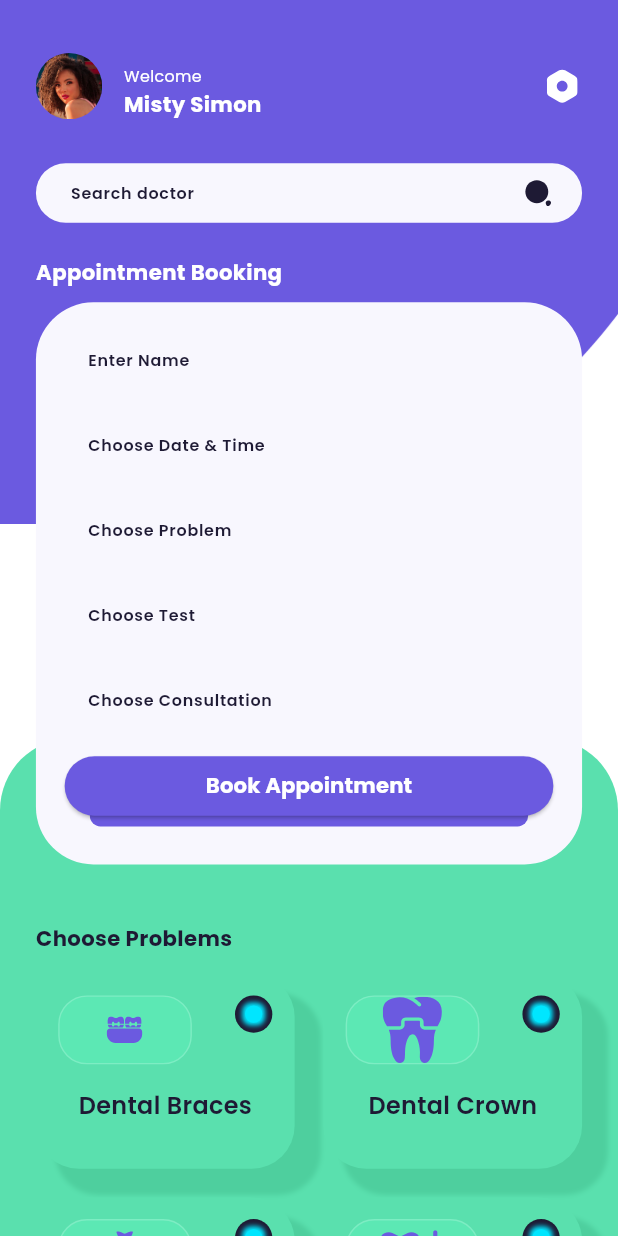
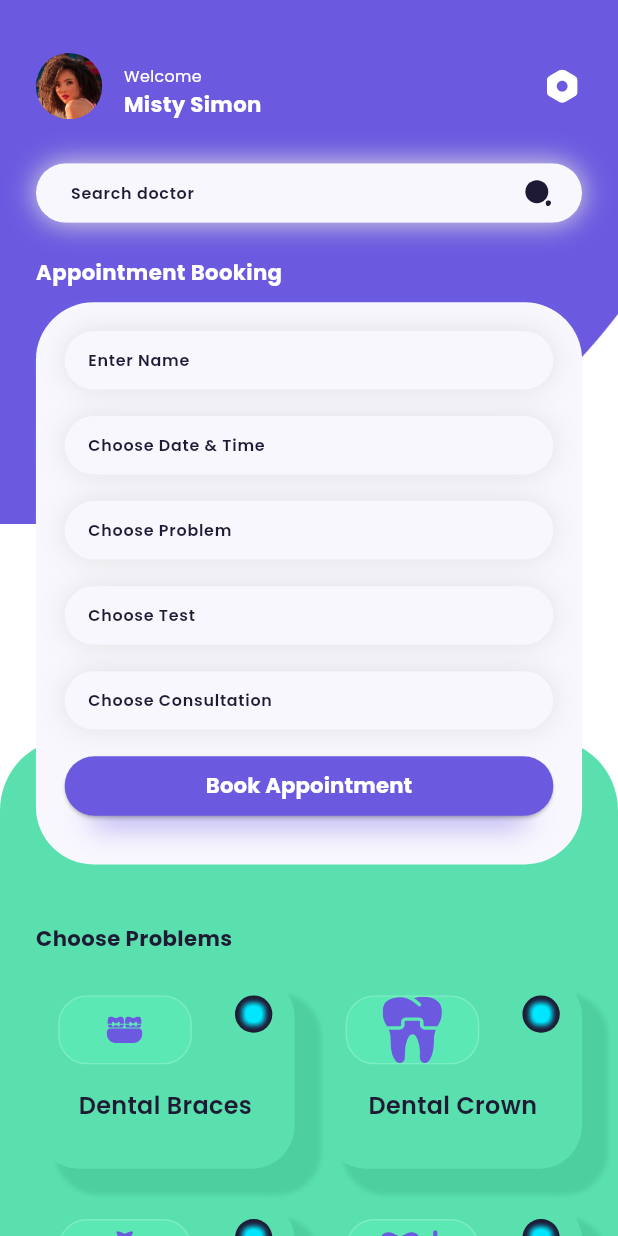
Before and after one commit to VasukiBhava/flutterapps, a Flutter app: the screen it shows after launch, on a phone screen of 412 x 824 dp. Run offline on Flutter 3.47's test engine with Material 3 defaults, Android fonts, the phone set to English and light mode, and no system bars; our stand-ins replace cached_network_image, connectivity_plus, equatable, flutter_bloc, flutter_svg, flutter_svg_provider and 2 more.

```diff
--- a/dentalApp/lib/presentation/home_screen/home_screen.dart
+++ b/dentalApp/lib/presentation/home_screen/home_screen.dart
@@ -399,10 +399,13 @@ class _HomeScreenState extends State<HomeScreen> {
                       height: 16.v,
                       width: 305.h,
                       decoration: BoxDecoration(
-                        color: theme.colorScheme.primary,
                         borderRadius: BorderRadius.circular(
                           152.h,
                         ),
+                        boxShadow:[  BoxShadow(
+                            color: theme.colorScheme.primary.withOpacity(0.5),
+                            blurRadius: 15
+                        ),]
                       ),
                     ),
                   ),
--- a/dentalApp/lib/widgets/custom_text_form_field.dart
+++ b/dentalApp/lib/widgets/custom_text_form_field.dart
@@ -117,6 +117,7 @@ class CustomTextFormField extends StatelessWidget {
               horizontal: 12.h,
               vertical: 13.v,
             ),
+
         fillColor: fillColor ?? appTheme.gray50,
         filled: filled,
         border: borderDecoration ??
@@ -126,14 +127,20 @@ class CustomTextFormField extends StatelessWidget {
                 borderSide: BorderSide.none,
               ),
               shadow: const BoxShadow(
-                color: Colors.blue,
-                blurRadius: 35,
+                color: Colors.green,
+                blurRadius: 35
               ),
             ),
         enabledBorder: borderDecoration ??
-            OutlineInputBorder(
-              borderRadius: BorderRadius.circular(22.h),
-              borderSide: BorderSide.none,
+            DecoratedInputBorder(
+              child:  OutlineInputBorder(
+                borderRadius: BorderRadius.circular(22.h),
+                borderSide: BorderSide.none,
+              ),
+              shadow:  BoxShadow(
+                  color: Colors.grey.shade300,
+                  blurRadius: 15
+              ),
             ),
         focusedBorder: borderDecoration ??
             OutlineInputBorder(
@@ -178,10 +185,10 @@ class DecoratedInputBorder extends InputBorder {
 
   @override
   ShapeBorder scale(double t) {
-    final scalledChild = child.scale(t);
+    final scaledChild = child.scale(t);
 
     return DecoratedInputBorder(
-      child: scalledChild is InputBorder ? scalledChild : child,
+      child: scaledChild is InputBorder ? scaledChild : child,
       shadow: BoxShadow.lerp(null, shadow, t)!,
     );
   }
```
Also changed, not shown: 6 other files.
